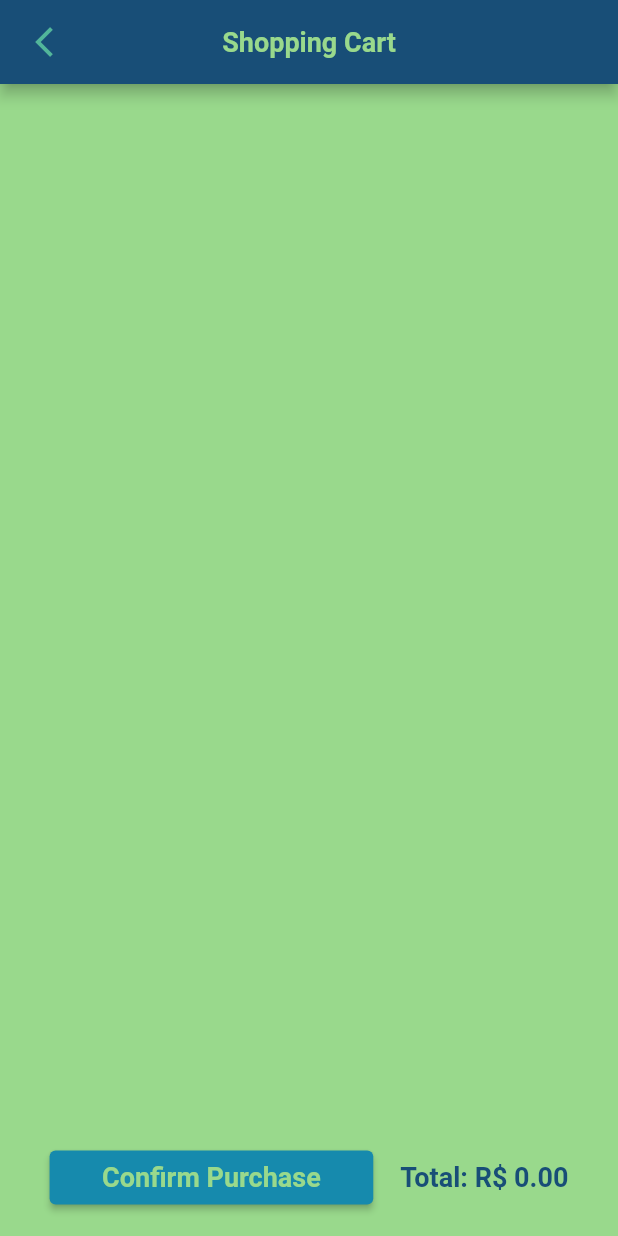
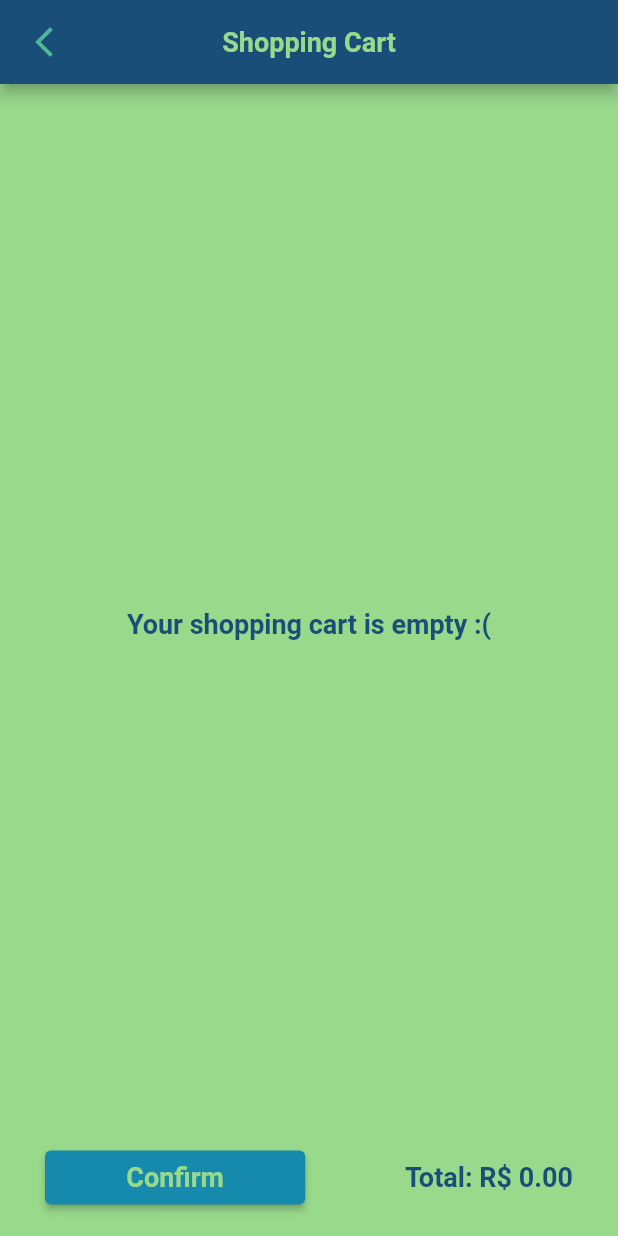
Before and after one commit to Khanno/framework_test, a Flutter app: the ShoppingCartPage screen opened by its route, on a phone screen of 412 x 824 dp. Run offline on Flutter 3.47's test engine with Material 2 defaults, Android fonts, the phone set to English and light mode, and no system bars; our stand-ins replace flutter_bloc, flutter_svg, google_fonts, open_file, pdf; Roboto replaces fonts that are missing (Oxygen).

Commit message:
feat(adjustments): feat a bunch of adjustments and customisations

```diff
--- a/lib/pages/home_page/home_page.dart
+++ b/lib/pages/home_page/home_page.dart
@@ -108,8 +108,6 @@ class HomePage extends StatelessWidget {
               case HomePageState:
                 return Scrollbar(
                   controller: scrollController,
-                  child: Padding(
-                    padding: const EdgeInsets.fromLTRB(45.0, 0, 45.0, 0),
                   child: ListView.builder(
                       controller: scrollController,
                       physics: BouncingScrollPhysics(),
@@ -123,7 +121,6 @@ class HomePage extends StatelessWidget {
                                 .add(AddItemToShoppingCart(
                                     product: state.listOfProducts![index])),
                           )),
-                  ),
                 );
               default:
                 return Text('Something went wrong');
--- a/lib/pages/home_page/widgets/product_card_widget.dart
+++ b/lib/pages/home_page/widgets/product_card_widget.dart
@@ -14,7 +14,8 @@ class ProductCardWidget extends StatelessWidget {
   @override
   Widget build(BuildContext context) {
     return Container(
-      margin: const EdgeInsets.only(bottom: 10.0, top: 10.0),
+
+      margin: const EdgeInsets.only(bottom: 10.0, top: 10.0, left: 45, right: 45),
       decoration: BoxDecoration(
           border: Border.all(
               color: Theme.of(context).colorScheme.primary, width: 2.0),
--- a/lib/pages/login_page/login_page.dart
+++ b/lib/pages/login_page/login_page.dart
@@ -31,6 +31,7 @@ class LoginPage extends StatelessWidget {
                     height: 15.0,
                   ),
                   CustomTextInput(
+                    prefixIcon: Icon(Icons.person),
                     controller: usernameController,
                     label: 'Username',
                     isRequired: true,
@@ -39,6 +40,7 @@ class LoginPage extends StatelessWidget {
                     height: 30.0,
                   ),
                   CustomTextInput(
+                    prefixIcon: Icon(Icons.lock),
                     controller: passwordController,
                     label: 'Password',
                     keyboardType: TextInputType.number,
--- a/lib/pages/shopping_cart_page/bloc/shopping_cart_events.dart
+++ b/lib/pages/shopping_cart_page/bloc/shopping_cart_events.dart
@@ -14,4 +14,6 @@ class RemoveItemFromShoppingCart extends ShoppingCartEvent {
   RemoveItemFromShoppingCart({required this.product});
 }
 
+class ResetShoppingCart extends ShoppingCartEvent {}
+
 class CreateAndSavePdf extends ShoppingCartEvent {}
--- a/lib/pages/shopping_cart_page/bloc/shopping_cart_state.dart
+++ b/lib/pages/shopping_cart_page/bloc/shopping_cart_state.dart
@@ -17,6 +17,11 @@ class ShoppingCartState {
   }
 }
 
-class CreatingPdfState extends ShoppingCartState {}
+class CreatingPdfState extends ShoppingCartState {
+  final List<Product> shoppingCart;
+  CreatingPdfState({required this.shoppingCart}) : super(shoppingCart: shoppingCart);
+}
 
-class PdfCreatedState extends ShoppingCartState {}
+class PdfCreatedState extends ShoppingCartState {
+  PdfCreatedState() : super(shoppingCart: []);
+}
--- a/lib/pages/shopping_cart_page/shopping_cart_page.dart
+++ b/lib/pages/shopping_cart_page/shopping_cart_page.dart
@@ -34,14 +34,27 @@ class ShoppingCartPage extends StatelessWidget {
         centerTitle: true,
         leading: Padding(
           padding: const EdgeInsets.only(left: 15.0),
-          child: IconButton(
-            onPressed: () => Navigator.pop(context),
+          child: BlocBuilder<ShoppingCartBloc, ShoppingCartState>(
+            builder: (BuildContext context, ShoppingCartState state) {
+              return IconButton(
+                  onPressed: () {
+                    switch(state.runtimeType) {
+                      case PdfCreatedState:
+                        context.read<ShoppingCartBloc>().add(ResetShoppingCart());
+                        return Navigator.pop(context);
+                      default:
+                        return Navigator.pop(context);
+                    }
+                  },
                   icon: Icon(Icons.arrow_back_ios),
+              );
+            }
           ),
         ),
       ),
       backgroundColor: Theme.of(context).colorScheme.onSurface,
-      body: BlocBuilder<ShoppingCartBloc, ShoppingCartState>(
+      body: SafeArea(
+        child: BlocBuilder<ShoppingCartBloc, ShoppingCartState>(
             builder: (BuildContext context, ShoppingCartState state) {
           switch (state.runtimeType) {
             case CreatingPdfState:
@@ -54,70 +67,116 @@ class ShoppingCartPage extends StatelessWidget {
                 crossAxisAlignment: CrossAxisAlignment.center,
                 children: [
                   Center(
-                      child: Text('Receipt created'),
+                    child: Text(
+                      'Receipt created successfully!',
+                      style: OxygenCustomStyle().style(context: context),
+                    ),
+                  ),
+                  SizedBox(
+                    height: 15.0,
                   ),
                   ElevatedButton(
-                        onPressed: () => Navigator.pop(context),
+                      onPressed: () {
+                        context.read<ShoppingCartBloc>().add(ResetShoppingCart());
+                        Navigator.pop(context);
+                      },
+                      style: ElevatedButtonStyle().style(context: context),
                       child: Row(
+                        mainAxisSize: MainAxisSize.min,
                         children: [
-                            Text('Return to home page'),
-                            SizedBox(width: 15.0,),
-                            Icon(Icons.keyboard_return),
+                          Text(
+                            'Return to home page',
+                            style: OxygenCustomStyle()
+                                .style(context: context, color: Colors.white),
+                          ),
+                          SizedBox(
+                            width: 15.0,
+                          ),
+                          Icon(
+                            Icons.keyboard_return,
+                            color: Colors.white,
+                          ),
                         ],
                       ))
                 ],
               );
             case ShoppingCartState:
-                return Scrollbar(
+              return Padding(
+                padding: const EdgeInsets.all(15.0),
+                child: Scrollbar(
                   controller: scrollController,
-                  child: Padding(
-                    padding: const EdgeInsets.all(15.0),
                   child: Column(
+                    mainAxisSize: MainAxisSize.min,
                     children: [
                       Expanded(
-                          child: ListView.builder(
+                        child: state.shoppingCart!.isNotEmpty ?
+                        ListView.builder(
                           controller: scrollController,
                           itemCount: state.shoppingCart!.length,
                           shrinkWrap: true,
                           itemBuilder: (BuildContext _, int index) =>
                               CartProductCardWidget(
                             product: state.shoppingCart![index],
-                              onPressed: () => context
-                                  .read<ShoppingCartBloc>()
-                                  .add(RemoveItemFromShoppingCart(
+                            onPressed: () => context.read<ShoppingCartBloc>().add(
+                                RemoveItemFromShoppingCart(
                                     product: state.shoppingCart![index])),
                           ),
+                        ) : Center(child: Text('Your shopping cart is empty :(', style: OxygenCustomStyle().style(context: context),),)
+                      ),
+                      Column(
+                        mainAxisSize: MainAxisSize.max,
+                        children: [
+                          Padding(
+                            padding: const EdgeInsets.symmetric(horizontal: 15.0),
+                            child: Row(
+                              mainAxisAlignment: MainAxisAlignment.spaceBetween,
+                              mainAxisSize: MainAxisSize.max,
+                              children: [
+                                Expanded(
+                                  child: ElevatedButton(
+                                    onPressed: () {
+                                      if(state.shoppingCart != null && state.shoppingCart!.isNotEmpty) {
+                                        context
+                                            .read<ShoppingCartBloc>()
+                                            .add(CreateAndSavePdf());
+                                      } else {
+                                        final snackBar = SnackBar(
+                                            content: Text(
+                                              'Your shopping cart is empty.',
+                                              style: OxygenCustomStyle().style(
+                                                  context: context,
+                                                  color: Theme.of(context).colorScheme.onSurface
                                               ),
                                             ),
-                        Column(
-                          children: [
-                            Row(
-                              mainAxisAlignment: MainAxisAlignment.spaceEvenly,
-                              children: [
-                                ElevatedButton(
-                                  onPressed: () => context
-                                      .read<ShoppingCartBloc>()
-                                      .add(CreateAndSavePdf()),
+                                          backgroundColor: Theme.of(context).colorScheme.primary,
+                                        );
+                                        ScaffoldMessenger.of(context).showSnackBar(snackBar);
+                                      }
+                                    },
                                     child: Text(
-                                    'Confirm Purchase',
+                                      'Confirm',
                                       style: OxygenCustomStyle().style(
                                           context: context,
                                           color: Theme.of(context)
                                               .colorScheme
                                               .onSurface),
                                     ),
-                                  style: ElevatedButtonStyle()
-                                      .style(context: context),
+                                    style:
+                                        ElevatedButtonStyle().style(context: context),
                                   ),
-                                Text(
+                                ),
+                                SizedBox(width: 5.0,),
+                                Expanded(
+                                  child: Text(
                                     'Total: R\$ ${convertCentsToReal(_totalValue(listOfProducts: state.shoppingCart!))}',
+                                    textAlign: TextAlign.right,
                                     style: OxygenCustomStyle().style(
                                         context: context,
-                                      color: Theme.of(context)
-                                          .colorScheme
-                                          .primary),
+                                        color: Theme.of(context).colorScheme.primary),
+                                  ),
                                 ),
                               ],
+                            ),
                           ),
                         ],
                       )
@@ -129,6 +188,7 @@ class ShoppingCartPage extends StatelessWidget {
               return Text('Something went wrong.');
           }
         }),
+      ),
     );
   }
 }
--- a/lib/styles/text_input_styles.dart
+++ b/lib/styles/text_input_styles.dart
@@ -12,8 +12,10 @@ class CustomTextInputDecoration {
     Color? borderColor,
     Color? focusBorderColor,
     Color? hintColor,
+    Widget? prefixIcon,
   }) {
     return InputDecoration(
+        prefixIcon: prefixIcon,
         fillColor: fillColor,
         suffixIcon: suffixIcon,
         hintText: hint,
--- a/lib/widgets/text_inputs/custom_text_input.dart
+++ b/lib/widgets/text_inputs/custom_text_input.dart
@@ -18,6 +18,7 @@ class CustomTextInput extends StatelessWidget {
   final Color? hintColor;
   final Color? textInputColor;
   final Color? cursorColor;
+  final Widget? prefixIcon;
 
   CustomTextInput({
     this.label,
@@ -35,6 +36,7 @@ class CustomTextInput extends StatelessWidget {
     this.hintColor,
     this.textInputColor,
     this.cursorColor,
+    this.prefixIcon,
   });
 
   @override
@@ -52,6 +54,7 @@ class CustomTextInput extends StatelessWidget {
         borderColor: borderColor,
         focusBorderColor: focusBorderColor,
         hintColor: hintColor,
+        prefixIcon: prefixIcon,
       ),
       cursorColor: cursorColor,
       keyboardType: keyboardType ?? TextInputType.name,
```
Also changed, not shown: lib/data/data.dart (+6 -6 lines), lib/pages/shopping_cart_page/bloc/shopping_cart_bloc.dart (+14 -10 lines), lib/pages/shopping_cart_page/widget/cart_product_card_widget.dart (+11 -3 lines), pubspec.yaml (+19 -1 lines), assets/images/shopping_cart_icon.png (added), assets/images/shopping_cart_splash_art.png (added), pubspec.lock, 26 other files. Lines whose indentation alone changed are shown as unchanged.
